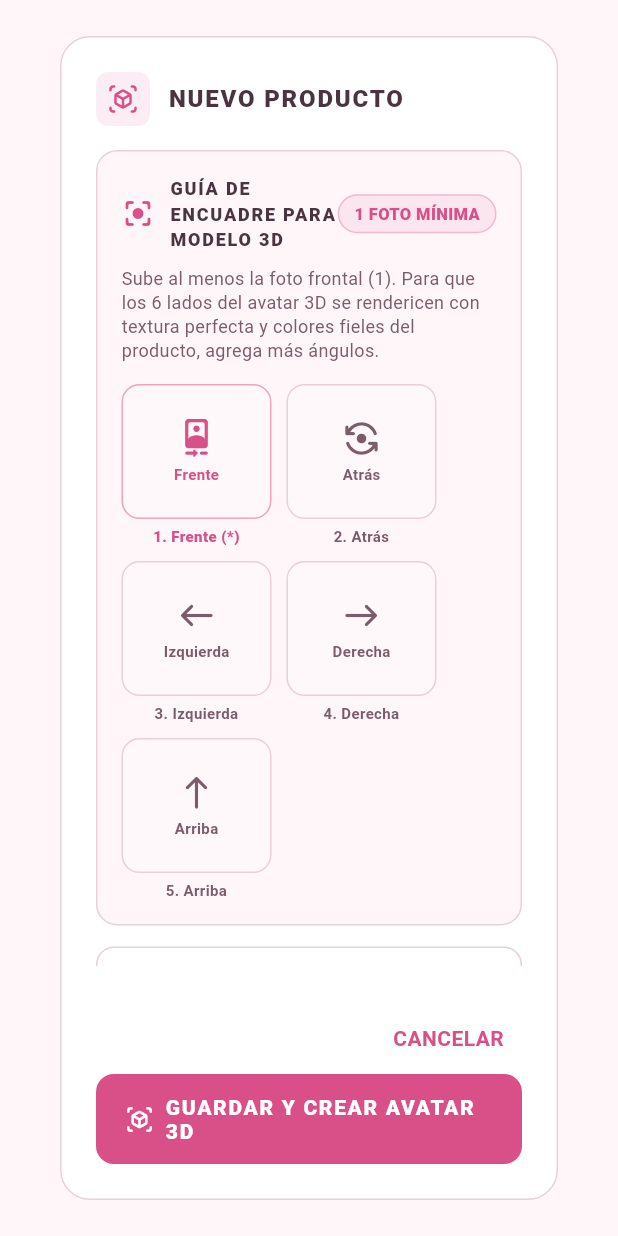
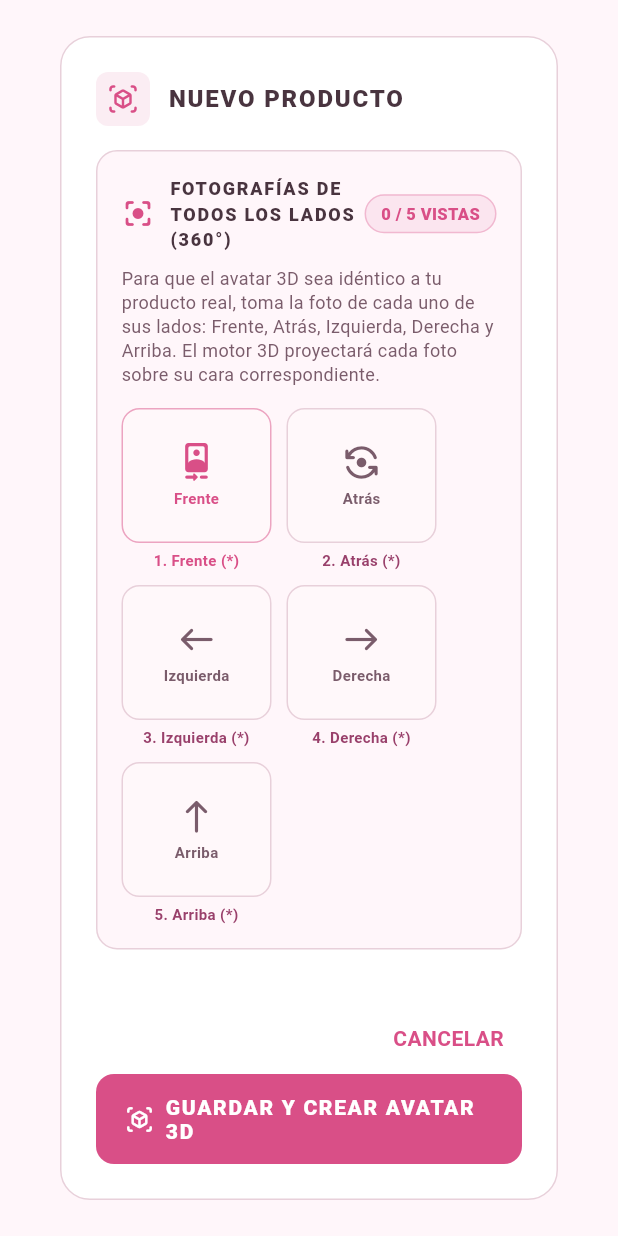
Before and after one commit to EnriqueLanda2/myLoveDepot, a Flutter app: the ProductForm widget shown alone on an empty page, opened directly with empty values, on a phone screen of 412 x 824 dp. Run offline on Flutter 3.47's test engine with Material 3 defaults, Android fonts, the phone set to English and light mode, and no system bars; our stand-ins replace image_picker, shared_preferences; missing offline and left inert: dart:js_interop, mobile_scanner, model_viewer_plus; accounts and stored records are empty.

Commit message:
feat: captura completa 360 de todos los lados para renderizado 3D exacto y textura 768px

```diff
--- a/lib/src/screens/product_form.dart
+++ b/lib/src/screens/product_form.dart
@@ -168,7 +168,7 @@
                             const SizedBox(width: 10),
                             const Expanded(
                               child: Text(
-                                'GUÍA DE ENCUADRE PARA MODELO 3D',
+                                'FOTOGRAFÍAS DE TODOS LOS LADOS (360°)',
                                 style: TextStyle(
                                   fontWeight: FontWeight.w800,
                                   fontSize: 12,
@@ -181,20 +181,26 @@
                               padding: const EdgeInsets.symmetric(
                                   horizontal: 10, vertical: 4),
                               decoration: BoxDecoration(
-                                color: count > 0 ? Colors.green.shade50 : magenta.withValues(alpha: 0.1),
+                                color: count == 5
+                                    ? Colors.green.shade50
+                                    : (count > 0 ? Colors.amber.shade50 : magenta.withValues(alpha: 0.1)),
                                 borderRadius: BorderRadius.circular(20),
                                 border: Border.all(
-                                  color: count > 0 ? Colors.green.shade300 : magenta.withValues(alpha: 0.3),
+                                  color: count == 5
+                                      ? Colors.green.shade400
+                                      : (count > 0 ? Colors.amber.shade400 : magenta.withValues(alpha: 0.3)),
                                 ),
                               ),
                               child: Text(
-                                count == 0
-                                    ? '1 FOTO MÍNIMA'
+                                count == 5
+                                    ? '5 / 5 COMPLETO'
                                     : '$count / 5 VISTAS',
                                 style: TextStyle(
                                   fontSize: 11,
                                   fontWeight: FontWeight.w800,
-                                  color: count > 0 ? Colors.green.shade800 : magenta,
+                                  color: count == 5
+                                      ? Colors.green.shade800
+                                      : (count > 0 ? Colors.amber.shade900 : magenta),
                                 ),
                               ),
                             ),
@@ -202,7 +208,7 @@
                         ),
                         const SizedBox(height: 10),
                         const Text(
-                          'Sube al menos la foto frontal (1). Para que los 6 lados del avatar 3D se rendericen con textura perfecta y colores fieles del producto, agrega más ángulos.',
+                          'Para que el avatar 3D sea idéntico a tu producto real, toma la foto de cada uno de sus lados: Frente, Atrás, Izquierda, Derecha y Arriba. El motor 3D proyectará cada foto sobre su cara correspondiente.',
                           style: TextStyle(fontSize: 12, color: Color(0xff7a5c6b), height: 1.3),
                         ),
                         const SizedBox(height: 14),
@@ -480,12 +486,12 @@
           ),
           const SizedBox(height: 4),
           Text(
-            index == 0 ? '1. Frente (*)' : '${index + 1}. ${viewNames[index]}',
+            '${index + 1}. ${viewNames[index]} (*)',
             textAlign: TextAlign.center,
             style: TextStyle(
               fontSize: 10,
-              fontWeight: index == 0 ? FontWeight.w800 : FontWeight.w600,
-              color: index == 0 ? magenta : const Color(0xff7a5c6b),
+              fontWeight: FontWeight.w700,
+              color: hasPhoto ? const Color(0xff2e7d32) : (index == 0 ? magenta : const Color(0xff99406b)),
             ),
           ),
         ],
@@ -691,9 +697,59 @@
         (current?.imageUrl.isNotEmpty == true);
     if (!hasFrontPhoto) {
       setState(() => photoError =
-          'Toma primero la foto frontal siguiendo las indicaciones.');
+          'Es obligatorio capturar al menos la foto frontal del producto.');
       return;
     }
+
+    // Solicitar fotos de todos los lados para renderizado exacto
+    final missingIndices = <int>[];
+    for (var i = 0; i < 5; i++) {
+      if (photos[i] == null && _getExistingUrl(i).isEmpty) {
+        missingIndices.add(i);
+      }
+    }
+
+    if (missingIndices.isNotEmpty) {
+      final missingNames = missingIndices.map((i) => viewNames[i]).join(', ');
+      final proceed = await showDialog<bool>(
+        context: context,
+        builder: (dialogCtx) => AlertDialog(
+          shape: RoundedRectangleBorder(borderRadius: BorderRadius.circular(16)),
+          title: const Row(
+            children: [
+              Icon(Icons.camera_alt_outlined, color: Color(0xffd94f87)),
+              SizedBox(width: 10),
+              Flexible(child: Text('¿CAPTURAR TODOS LOS LADOS?')),
+            ],
+          ),
+          content: Text(
+            'Para que el modelo 3D quede exactamente igual a tu producto real en todos sus ángulos, se requiere la foto de cada lado.\n\n'
+            'Lados faltantes: $missingNames.\n\n'
+            '¿Deseas capturar las fotos faltantes ahora para un acabado 100% exacto?',
+            style: const TextStyle(height: 1.4),
+          ),
+          actions: [
+            TextButton(
+              onPressed: () => Navigator.pop(dialogCtx, true),
+              child: const Text('CONTINUAR DE TODOS MODOS'),
+            ),
+            FilledButton.icon(
+              onPressed: () => Navigator.pop(dialogCtx, false),
+              icon: const Icon(Icons.add_a_photo_rounded, size: 16),
+              label: const Text('CAPTURAR FALTANTES'),
+            ),
+          ],
+        ),
+      );
+
+      if (proceed != true) {
+        if (missingIndices.isNotEmpty) {
+          _openCameraGuide(missingIndices.first);
+        }
+        return;
+      }
+    }
+    if (!mounted) return;
     if (widget.store.barcodeBelongsToAnotherProduct(
       barcode.text,
       current?.id,
```
Also changed, not shown: 3 other files.
